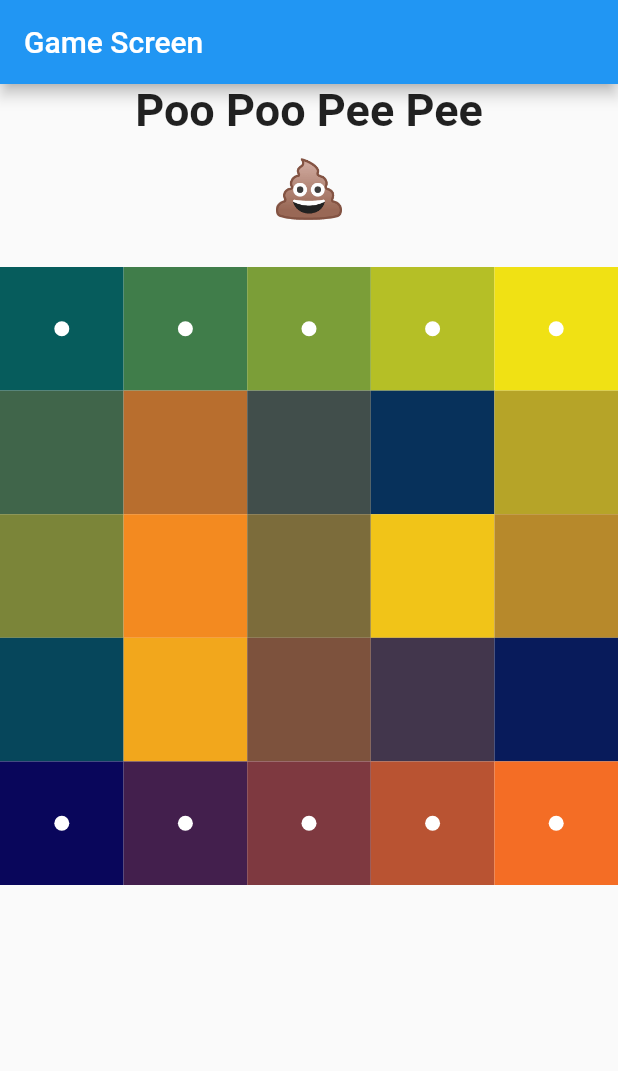
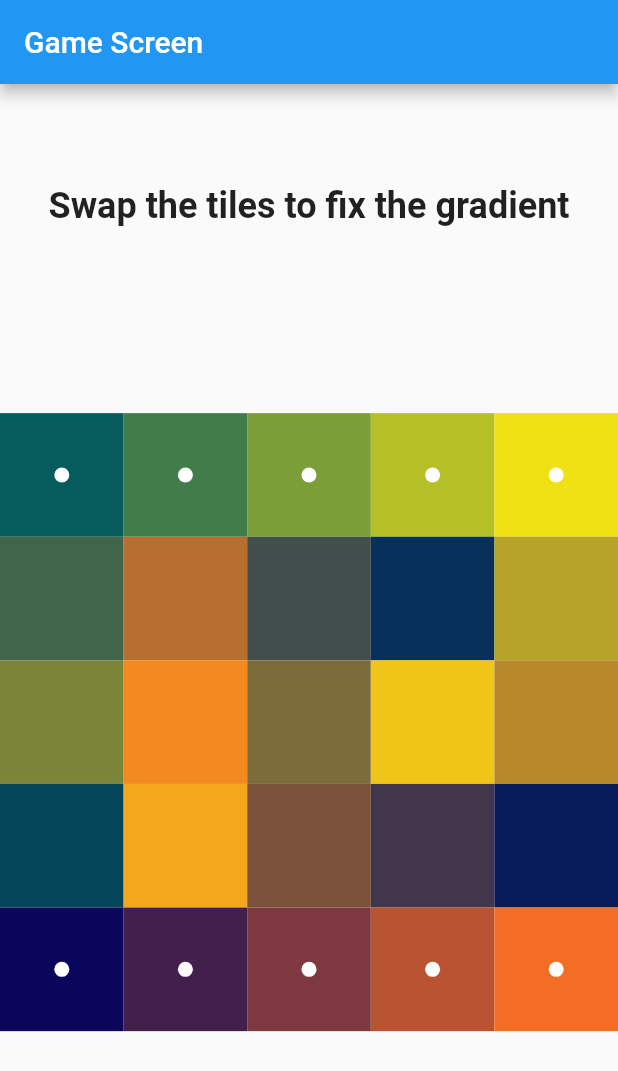
Before and after one commit to MatthieuNadeau96/right_brain_puzzle, a Flutter app: the screen it shows after launch, on a phone screen of 412 x 824 dp. Shown: the top 1071 px of the screen. Run offline on Flutter 3.47's test engine with Material 2 defaults, Android fonts, the phone set to English and light mode, and no system bars.

Commit message:
Wrapped the sections into Expanded and changed the Text title to be more helpful

```diff
--- a/lib/screens/game_screen.dart
+++ b/lib/screens/game_screen.dart
@@ -48,23 +48,33 @@ class _GameScreenState extends State<GameScreen> {
         child: Column(
           mainAxisAlignment: MainAxisAlignment.center,
           children: [
+            Expanded(
+              flex: 2,
+              child: Column(
+                mainAxisAlignment: MainAxisAlignment.center,
+                crossAxisAlignment: CrossAxisAlignment.center,
+                children: [
                   Text(
-              (_orderChecker(colorCards)) ? 'YOU WIN!' : 'Poo Poo Pee Pee',
+                    (_orderChecker(colorCards))
+                        ? 'YOU WIN!'
+                        : 'Swap the tiles to fix the gradient',
                     style: TextStyle(
-                fontSize: 30,
+                      fontSize: 24,
                       fontWeight: FontWeight.w600,
                     ),
                   ),
                   SizedBox(height: 10),
                   Text(
-              (_completed) ? '👍👍👍👍' : '💩',
+                    (_completed) ? '👍👍👍👍' : '',
                     style: TextStyle(
                       fontSize: 40,
                     ),
                   ),
-            SizedBox(height: 30),
+                ],
+              ),
+            ),
             Expanded(
-              flex: 2,
+              flex: 5,
               child: GridView(
                 gridDelegate: SliverGridDelegateWithFixedCrossAxisCount(
                   crossAxisCount: 5,
@@ -135,8 +145,8 @@ class _GameScreenState extends State<GameScreen> {
             if (_completed)
               Expanded(
                 flex: 1,
+                child: Center(
                   child: Container(
-                  child: Center(
                     child: RaisedButton(
                       color: Theme.of(context).primaryColor,
                       child: Text(
```
Lines whose indentation alone changed are shown as unchanged.
